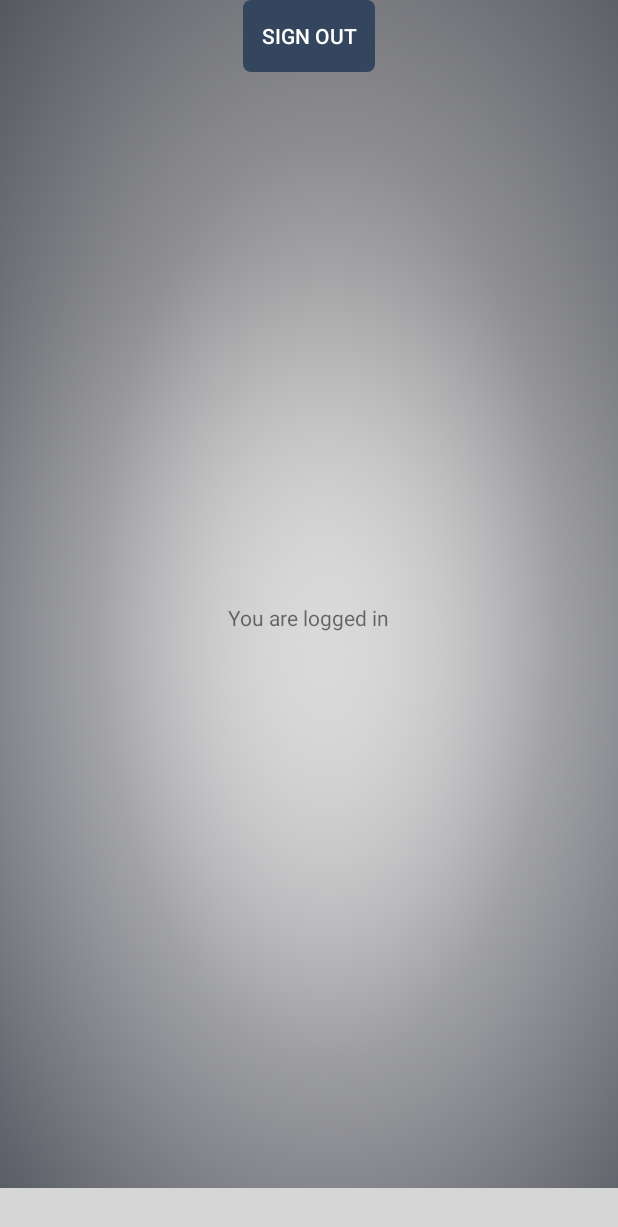
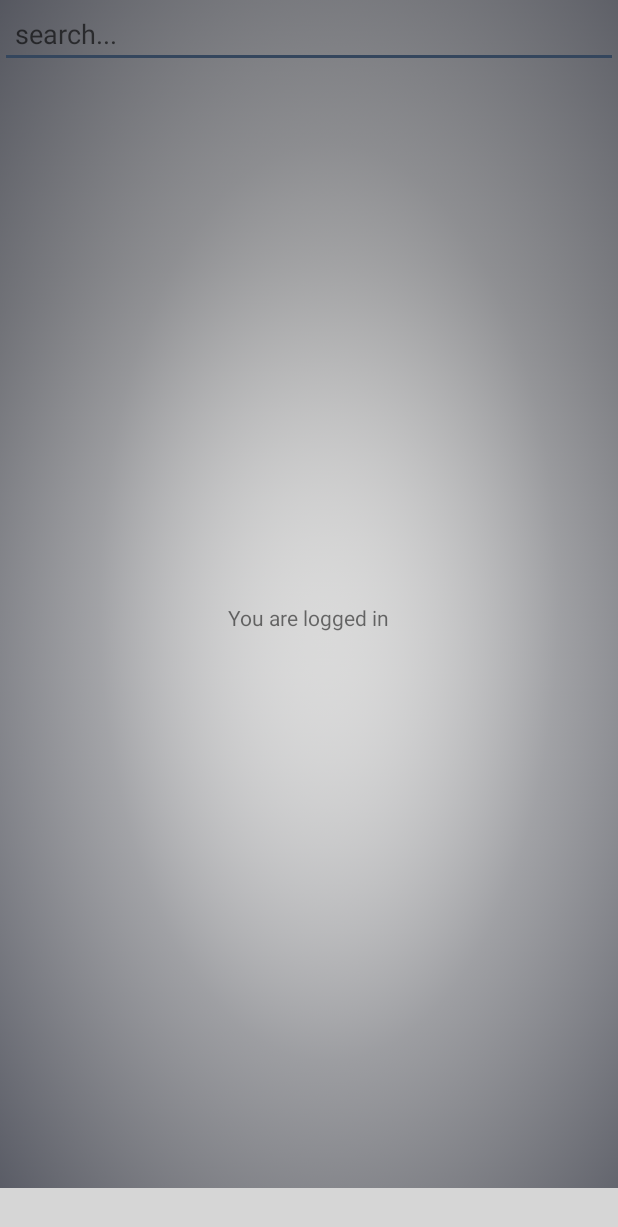
Before and after one commit to vod-project/vodio-android-app, an Android app: the HomeActivity screen opened directly, with no data from a screen before it, on a phone screen of 412 x 824 dp. Shown: the top 1227 px of the screen. Run offline under Robolectric (Android 15) with nearby library versions, the phone set to English and light mode, and no system bars; libraries missing offline, so code that uses them is left out: com.tbuonomo.morphbottomnavigation; plain views replace MorphBottomNavigationView; grey boxes are pictures that could not be loaded.

Commit message:
working on register adding navigation drawer and search edit text on home

```diff
--- a/app/build.gradle
+++ b/app/build.gradle
@@ -22,9 +22,12 @@ dependencies {
     implementation fileTree(dir: 'libs', include: ['*.jar'])
 
     implementation 'androidx.appcompat:appcompat:1.0.0-beta01'
+
     implementation 'androidx.legacy:legacy-support-v4:1.0.0-beta01'
     implementation "com.google.android.material:material:1.0.0-beta01"
     implementation 'androidx.constraintlayout:constraintlayout:2.0.0-alpha1'
+    implementation 'com.android.support:design:28.0.0-alpha3'
+
 
     implementation 'com.tbuonomo:morph-bottom-navigation:1.0.1'
     api 'com.google.android.material:material:1.0.0-alpha3'
--- a/app/src/main/AndroidManifest.xml
+++ b/app/src/main/AndroidManifest.xml
@@ -20,7 +20,11 @@
         <activity
             android:name=".activities.HomeActivity"
             android:label="@string/title_activity_home"
-            android:theme="@style/AppTheme"></activity>
+            android:theme="@style/AppTheme">
+
+
+
+        </activity>
     </application>
 
 </manifest>
--- a/app/src/main/java/app/vodio/com/vodio/activities/HomeActivity.java
+++ b/app/src/main/java/app/vodio/com/vodio/activities/HomeActivity.java
@@ -2,30 +2,47 @@ package app.vodio.com.vodio.activities;
 
 import android.content.Intent;
 import android.os.Bundle;
+import android.view.View;
+import android.widget.Button;
 
 import app.vodio.com.vodio.R;
 import app.vodio.com.vodio.fragments.HomeFragment;
 import app.vodio.com.vodio.services.LoginService;
 
 public class HomeActivity extends AbstractActivity {
-
+    private Button signOutButton;
     @Override
     protected void onCreate(Bundle savedInstanceState) {
         super.onCreate(savedInstanceState);
         setContentView(R.layout.activity_home);
+        signOutButton = findViewById(R.id.sign_out);
         showFragment(new HomeFragment());
+    }
+
+    @Override
+    protected void onResume() {
+        super.onResume();
+        signOutButton.setOnClickListener(new View.OnClickListener() {
+            @Override
+            public void onClick(View view) {
+                performSignOut();
+            }
+        });
     }
 
     @Override
     public void onItemSelected(int itemId) {
         if(itemId == R.id.sign_out){
-            LoginService.setLoggedIn(null);
-            Intent intent = new Intent(getApplicationContext(),LoginActivity.class);
-            startActivity(intent);
-            finish();
+            performSignOut();
         }
     }
 
+    private void performSignOut(){
+        LoginService.setLoggedIn(null);
+        Intent intent = new Intent(getApplicationContext(),LoginActivity.class);
+        startActivity(intent);
+        finish();
+    }
     @Override
     public int getMainLayout() {
         return R.id.mainHomeLayout;
--- a/app/src/main/java/app/vodio/com/vodio/fragments/HomeFragment.java
+++ b/app/src/main/java/app/vodio/com/vodio/fragments/HomeFragment.java
@@ -25,7 +25,6 @@ import app.vodio.com.vodio.services.LoginService;
  * create an instance of this fragment.
  */
 public class HomeFragment extends AbstractFragment{
-    private Button signOut;
     public HomeFragment() {
         // Required empty public constructor
     }
@@ -35,7 +34,6 @@ public class HomeFragment extends AbstractFragment{
                              Bundle savedInstanceState) {
         // Inflate the layout for this fragment
         View v = inflater.inflate(R.layout.fragment_home, container, false);
-        signOut = v.findViewById(R.id.sign_out);
         TextView tv = v.findViewById(R.id.welcomeText);
         //User usr = LoginService.getLoggedIn();
         //tv.setText("You are logged in as "+usr.getLogin());
@@ -45,7 +43,6 @@ public class HomeFragment extends AbstractFragment{
     @Override
     public void onResume() {
         super.onResume();
-        signOut.setOnClickListener(this);
     }
 
     @Override
--- a/app/src/main/res/layout/activity_home.xml
+++ b/app/src/main/res/layout/activity_home.xml
@@ -1,13 +1,34 @@
 <?xml version="1.0" encoding="utf-8"?>
-<androidx.coordinatorlayout.widget.CoordinatorLayout xmlns:android="http://schemas.android.com/apk/res/android"
+<androidx.drawerlayout.widget.DrawerLayout xmlns:android="http://schemas.android.com/apk/res/android"
     xmlns:tools="http://schemas.android.com/tools"
     android:layout_width="match_parent"
     android:layout_height="match_parent"
     tools:context=".activities.HomeActivity">
 
-    <RelativeLayout
+    <FrameLayout
         android:layout_width="match_parent"
         android:layout_height="match_parent"
-        android:id="@+id/mainHomeLayout"></RelativeLayout>
+        android:id="@+id/mainHomeLayout"></FrameLayout>
 
-</androidx.coordinatorlayout.widget.CoordinatorLayout>
+    <!-- Container for contents of drawer - use NavigationView to make configuration easier -->
+    <com.google.android.material.navigation.NavigationView
+        android:id="@+id/nav_view"
+        android:layout_width="wrap_content"
+        android:layout_height="match_parent"
+        android:layout_gravity="end"
+        android:fitsSystemWindows="true"
+        android:background="@android:color/darker_gray">
+
+        <Button
+            android:id="@+id/sign_out"
+            android:layout_width="wrap_content"
+            android:layout_height="wrap_content"
+            android:layout_centerHorizontal="true"
+            android:layout_centerVertical="true"
+            style="@style/buttonBlue"
+            android:text="Sign out"/>
+
+    </com.google.android.material.navigation.NavigationView>
+
+
+</androidx.drawerlayout.widget.DrawerLayout>
--- a/app/src/main/res/layout/fragment_home.xml
+++ b/app/src/main/res/layout/fragment_home.xml
@@ -6,6 +6,12 @@
     xmlns:app="http://schemas.android.com/apk/res-auto"
     tools:context=".fragments.HomeFragment">
 
+    <EditText
+        android:layout_width="match_parent"
+        android:layout_height="wrap_content"
+        android:hint="search..."
+        android:paddingLeft="10dp"
+        android:paddingRight="10dp"/>
     <!-- TODO: Update blank fragment layout -->
     <TextView
         android:layout_width="wrap_content"
@@ -14,14 +20,7 @@
         android:id="@+id/welcomeText"
         android:layout_centerInParent="true"/>
 
-    <Button
-        android:id="@+id/sign_out"
-        android:layout_width="wrap_content"
-        android:layout_height="wrap_content"
-        android:layout_alignParentTop="true"
-        android:layout_centerHorizontal="true"
-        style="@style/buttonBlue"
-        android:text="Sign out"/>
+
 
     <com.tbuonomo.morphbottomnavigation.MorphBottomNavigationView
         android:id="@+id/bottomnavbar"
```
